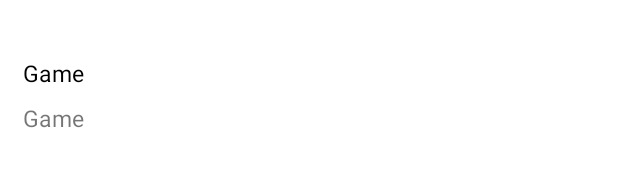
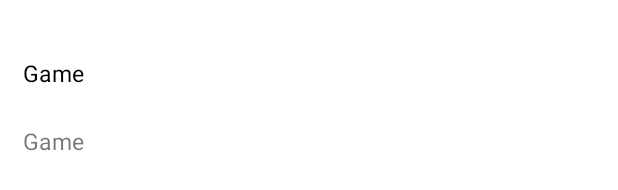
Before and after one commit to gLeobonacini/GamesDescriptionOnlineDatabase, an Android app: the layout card_game.xml on its own in the app's theme, with its tools: preview values and no code run, on a phone screen of 412 x 824 dp. Shown: the part 183-373 px from the top of the screen. Run offline under Robolectric (Android 15) with nearby library versions, the phone set to English and light mode, and no system bars.

```diff
--- a/app/src/main/java/com/kotlin/gamedescription/model/MainViewModel.kt
+++ b/app/src/main/java/com/kotlin/gamedescription/model/MainViewModel.kt
@@ -37,6 +37,7 @@ class MainViewModel(application: Application): AndroidViewModel(application) {
 
     fun getDataDB(){
         var game: Game
+        gamelist.clear()
         viewModelScope.launch{
             db.collection("games").get().addOnCompleteListener {task->
                 if(task.isSuccessful){
--- a/app/src/main/res/layout/card_game.xml
+++ b/app/src/main/res/layout/card_game.xml
@@ -2,7 +2,7 @@
 <LinearLayout
     xmlns:android="http://schemas.android.com/apk/res/android"
     android:orientation="vertical"
-    android:layout_height="200dp"
+    android:layout_height="220dp"
     android:layout_width="183dp"
     android:layout_margin="10dp"
     android:background="@drawable/round_login">
@@ -15,7 +15,7 @@
     <TextView
         android:id="@+id/idNameGame"
         android:layout_width="match_parent"
-        android:layout_height="30dp"
+        android:layout_height="45dp"
         android:text="Game"
         android:textColor="@color/black"
         android:textSize="15dp"
```
Also changed, not shown: 1 other file.
